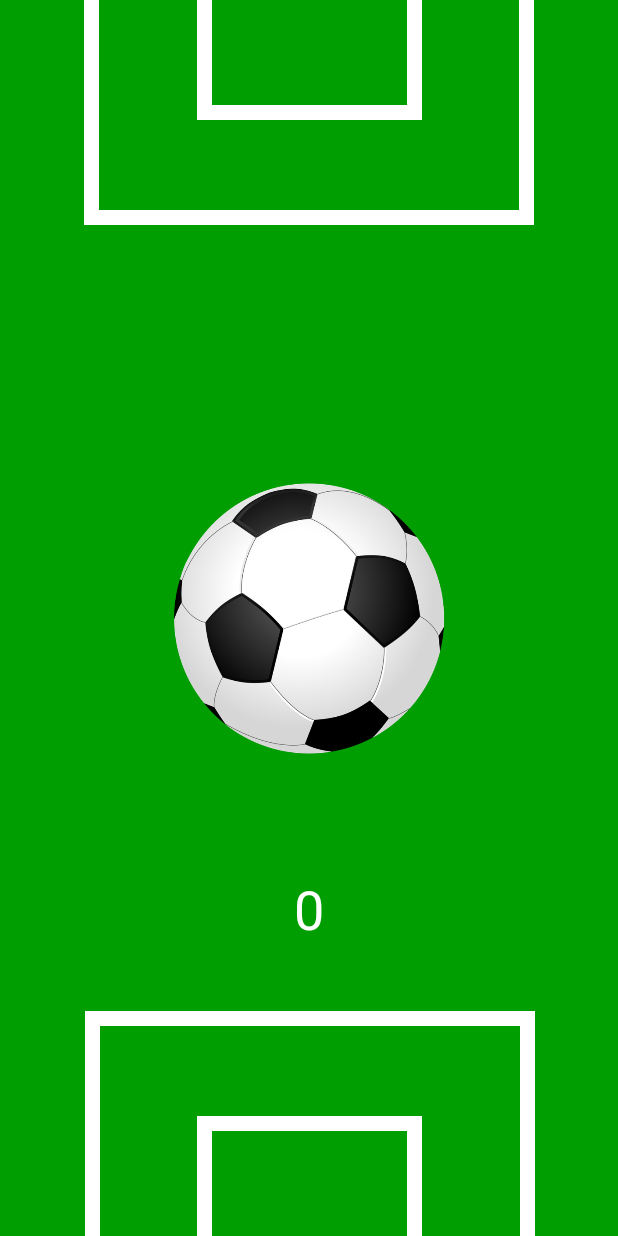
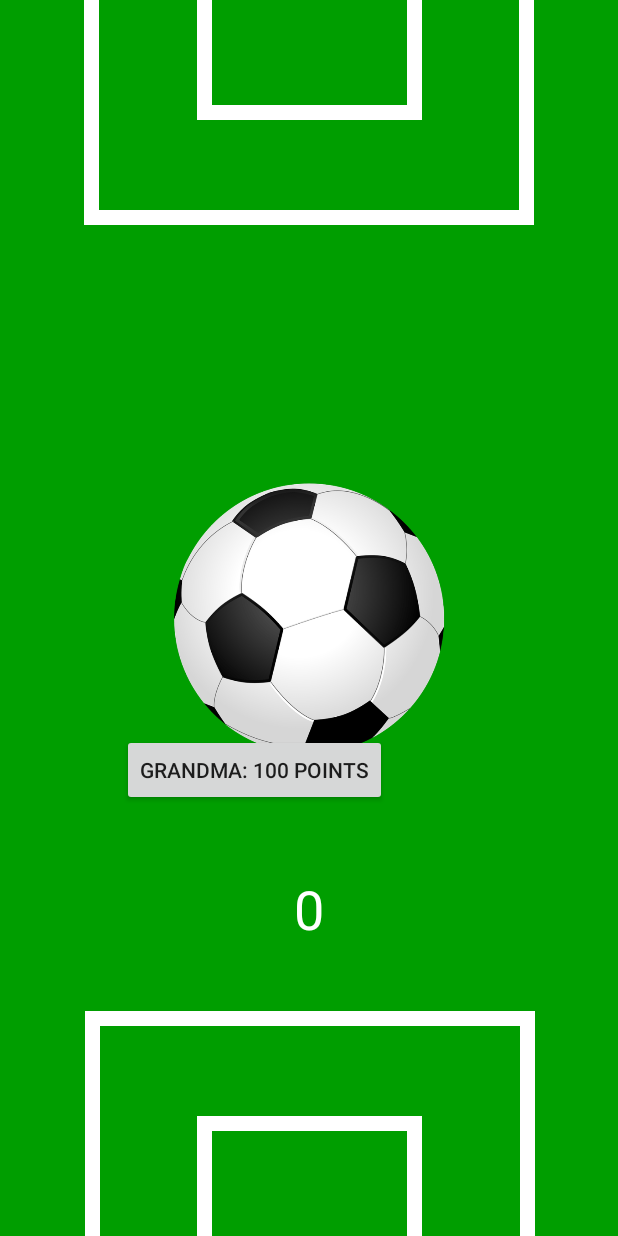
Before and after one commit to Guttulsrud/kotlin-incremental-game, an Android app: the screen it shows after launch (MainActivity), on a phone screen of 412 x 824 dp. Run offline under Robolectric (Android 15) with nearby library versions, the light colour scheme and no system bars; our stand-ins replace Room's generated code.

Commit message:
add mvp shop

```diff
--- a/app/src/main/java/com/example/incremental/BonusEntity.kt
+++ b/app/src/main/java/com/example/incremental/BonusEntity.kt
@@ -4,7 +4,7 @@ package com.example.incremental
 class BonusEntity (name:String, bonus:Int, price:Int, amountOwned:Int){
     private val name:String
     private val defaultBonusPerSecond:Int
-    private val price:Int
+    private var price:Int
     private var amountOwned:Int
 //    private var multiplier:Float = 1.0f
 //    private val image
@@ -20,8 +20,7 @@ class BonusEntity (name:String, bonus:Int, price:Int, amountOwned:Int){
         return this.name
     }
     fun getBonus():Int{
-//        return (this.defaultBonusPerSecond*this.amountOwned*this.multiplier).toInt()
-        return (this.defaultBonusPerSecond*this.amountOwned).toInt()
+        return this.defaultBonusPerSecond*this.amountOwned
     }
     fun getDefaultBonus():Int{
         return this.defaultBonusPerSecond
@@ -34,6 +33,7 @@ class BonusEntity (name:String, bonus:Int, price:Int, amountOwned:Int){
     }
     fun boughtNew(amount:Int){
         this.amountOwned+=amount
+        this.price += price/10
     }
 //    fun increaseMultiplier(percentIncrease:Int){
 //        this.multiplier = multiplier*(1+(percentIncrease/100))
--- a/app/src/main/java/com/example/incremental/MainActivity.kt
+++ b/app/src/main/java/com/example/incremental/MainActivity.kt
@@ -8,23 +8,37 @@ import kotlinx.android.synthetic.main.activity_main.*
 
 class MainActivity : AppCompatActivity() {
 
-    var counter = 0
+    override fun onCreate(savedInstanceState: Bundle?) {
 
-    override fun onCreate(savedInstanceState: Bundle?) {
         super.onCreate(savedInstanceState)
         setContentView(R.layout.activity_main)
 
+        val player = Player()
+        val grandma = BonusEntity("Grandma", 1, 100, 0)
+        player.addBonusEntity(grandma)
+        grandmaButton.text = "Grandma: " + player.getBonusEntities().elementAt(0).getPrice().toString() +" points"
 
-        val dB = Room.databaseBuilder(
-            applicationContext,
-            AppDatabase::class.java, "database-name"
-        ).build()
+
+//        val dB = Room.databaseBuilder(
+//            applicationContext,
+//            AppDatabase::class.java, "database-name"
+//        ).build()
 
 
         textView.text = "0"
         button.setOnClickListener {
-            counter++
-            textView.text = counter.toString()
+            player.click()
+            textView.text = player.getPoints().toString()
+        }
+
+        grandmaButton.setOnClickListener {
+            if (player.getPoints() >= player.getBonusEntities().elementAt(0).getPrice()) {
+                player.boughtItem(player.getBonusEntities().elementAt(0).getPrice())
+                textView.text = player.getPoints().toString()
+                player.getBonusEntities().elementAt(0).boughtNew(1)
+                grandmas.text = player.getBonusEntities().elementAt(0).getAmoutOwned().toString()
+                grandmaButton.text = "Grandma: " + player.getBonusEntities().elementAt(0).getPrice().toString() +" points"
+            }
         }
     }
 }
--- a/app/src/main/java/com/example/incremental/Player.kt
+++ b/app/src/main/java/com/example/incremental/Player.kt
@@ -4,13 +4,15 @@ class Player {
     private var points:Long = 0
     private var clickStrength = 1
     private val bonusEntities = mutableSetOf<BonusEntity>()
-    private var totalPoints:Long = 0
+    @kotlin.ExperimentalUnsignedTypes
+    private var totalPoints:ULong = 0.toULong()
     private var totalClicks = 0
 
 
-    fun clicazk(){
-        this.points += clickStrength
-        this.totalPoints += clickStrength
+    fun click(){
+        this.points += clickStrength + this.getBonusEntities().elementAt(0).getBonus()
+
+        this.totalPoints += clickStrength.toUInt()
         this.totalClicks++
     }
     fun getPoints():Long{
@@ -19,10 +21,13 @@ class Player {
     fun boughtItem(price:Int){
         this.points -= price
     }
-    fun addClickSrength(percentIncrease:Int){
-        this.clickStrength = clickStrength * (1+(percentIncrease/100))
+    fun addClickSrength(increase:Int){
+        this.clickStrength += increase
     }
     fun addBonusEntity(entity: BonusEntity){
         bonusEntities.add(entity)
     }
+    fun getBonusEntities(): Set<BonusEntity> {
+        return this.bonusEntities
+    }
 }
--- a/app/src/main/res/layout/activity_main.xml
+++ b/app/src/main/res/layout/activity_main.xml
@@ -27,6 +27,21 @@
             app:layout_constraintStart_toStartOf="parent"
             app:layout_constraintTop_toTopOf="parent"
             app:srcCompat="@drawable/football" />
+
+        <Button
+            android:id="@+id/grandmaButton"
+            android:layout_width="wrap_content"
+            android:layout_height="wrap_content"
+            android:text="Button"
+            app:layout_constraintBottom_toBottomOf="@+id/football" />
+
+        <TextView
+            android:id="@+id/grandmas"
+            android:layout_width="wrap_content"
+            android:layout_height="wrap_content"
+            app:layout_constraintBottom_toTopOf="@+id/grandmaButton"
+            tools:layout_editor_absoluteX="9dp" />
+
     </androidx.constraintlayout.widget.ConstraintLayout>
 
     <TextView
@@ -96,4 +111,5 @@
 
         </androidx.constraintlayout.widget.ConstraintLayout>
     </androidx.constraintlayout.widget.ConstraintLayout>
+
 </androidx.constraintlayout.widget.ConstraintLayout>
```
Also changed, not shown: app/src/main/res/drawable/grandma.jpg (added).
